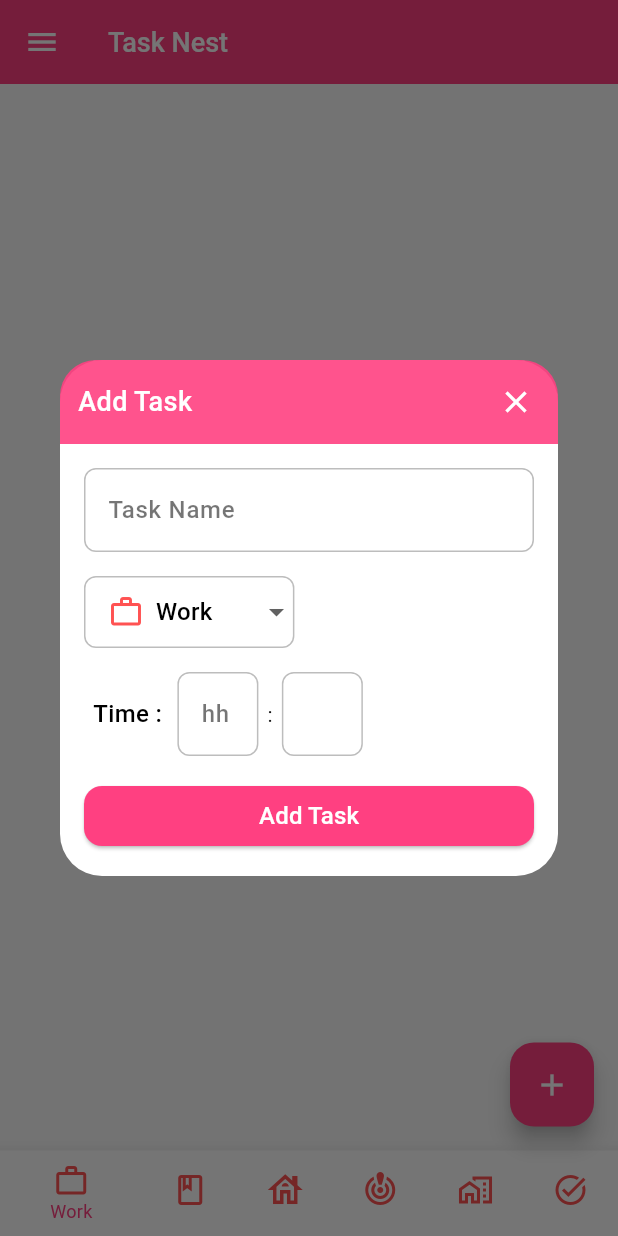
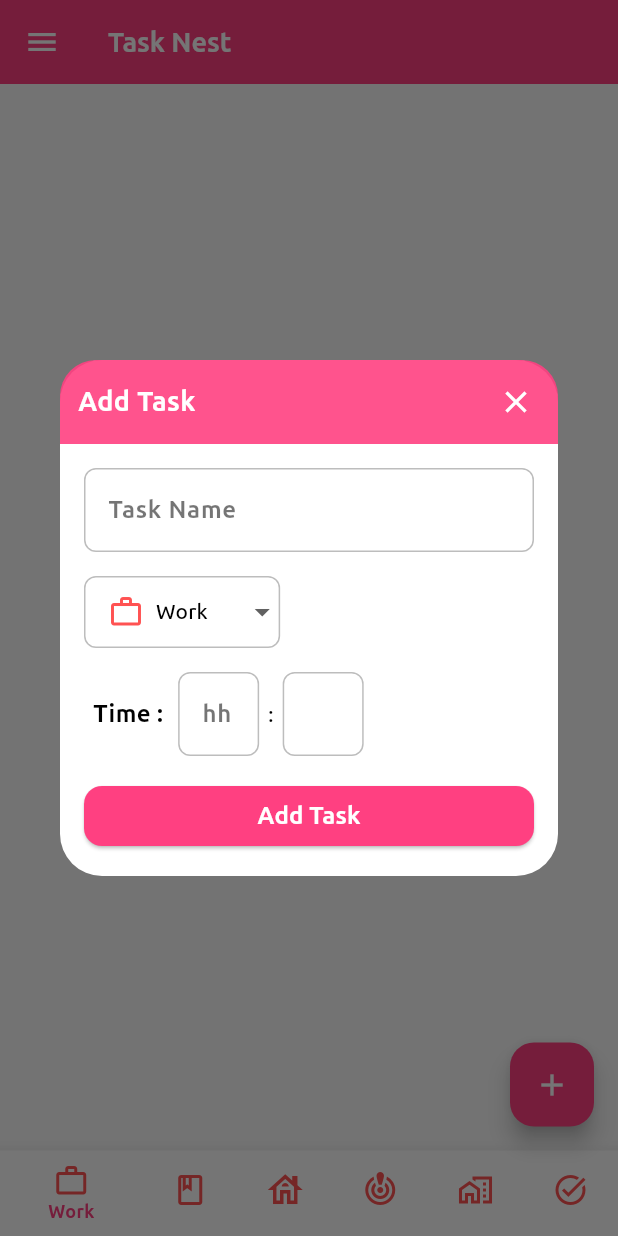
Before and after one commit to Dhana2513/TaskNest, a Flutter app: the screen it shows after launch, after a tap on the "add" icon, on a phone screen of 412 x 824 dp. Run offline on Flutter 3.47's test engine with Material 3 defaults, Android fonts, the light colour scheme and no system bars; our stand-ins replace cloud_firestore, firebase_analytics, firebase_core, firebase_remote_config, recase; accounts and stored records are empty.

Commit message:
feat: added font and styling

```diff
--- a/lib/core/constants/text_style.dart
+++ b/lib/core/constants/text_style.dart
@@ -3,23 +3,45 @@ import 'package:flutter/material.dart';
 import '../extensions/text_size.dart';
 
 abstract class UITextStyle {
+  //fontSize 18
   static const title = TextStyle(
     fontSize: TextSize.large,
-    fontWeight: FontWeight.w500,
+    fontWeight: FontWeight.w700,
+    fontFamily: 'ubuntu',
   );
 
-  static const subtitle = TextStyle(
+  //fontSize 16
+  static const subtitle1 = TextStyle(
     fontSize: TextSize.large - 2.0,
-    fontWeight: FontWeight.w500,
+    fontWeight: FontWeight.w700,
+    fontFamily: 'ubuntu',
   );
 
+  //fontSize 15
+  static const subtitle2 = TextStyle(
+    fontSize: TextSize.large - 3.0,
+    fontWeight: FontWeight.w700,
+    fontFamily: 'ubuntu',
+  );
+
+  //fontSize 14
   static const body = TextStyle(
     fontSize: TextSize.basic,
-    fontWeight: FontWeight.w400,
+    fontWeight: FontWeight.w500,
+    fontFamily: 'ubuntu',
   );
 
+  static const boldBody = TextStyle(
+    fontSize: TextSize.basic,
+    fontWeight: FontWeight.bold,
+    fontFamily: 'ubuntu',
+  );
+
+
+  //fontSize 16
   static const bodyLarge = TextStyle(
     fontSize: TextSize.basic + 2,
-    fontWeight: FontWeight.w400,
+    fontWeight: FontWeight.w500,
+    fontFamily: 'ubuntu',
   );
 }
--- a/lib/core/extensions/duration_extension.dart
+++ b/lib/core/extensions/duration_extension.dart
@@ -6,4 +6,9 @@ extension DurationX on Duration {
   int get minutes {
     return inMinutes % 60;
   }
+
+  String get toStringTime {
+    return '${hours.toString().padLeft(2, '0')}:'
+        '${minutes.toString().padLeft(2, '0')}';
+  }
 }
--- a/lib/core/widgets/ui_button.dart
+++ b/lib/core/widgets/ui_button.dart
@@ -21,7 +21,7 @@ class UIButton extends StatelessWidget {
       onPressed: onPressed,
       child: Text(
         title,
-        style: UITextStyle.subtitle.copyWith(color: Colors.white),
+        style: UITextStyle.subtitle1.copyWith(color: Colors.white),
       ),
     );
   }
--- a/lib/core/widgets/ui_text_field.dart
+++ b/lib/core/widgets/ui_text_field.dart
@@ -27,7 +27,7 @@ class UiTextField extends StatelessWidget {
         ),
         border: const OutlineInputBorder(),
         hintText: hintText,
-        hintStyle: UITextStyle.subtitle.copyWith(color: Colors.black54),
+        hintStyle: UITextStyle.subtitle1.copyWith(color: Colors.black54),
       ),
       keyboardType: keyboardType,
       textCapitalization: TextCapitalization.sentences,
--- a/lib/features/home/add_task_dialog.dart
+++ b/lib/features/home/add_task_dialog.dart
@@ -1,5 +1,3 @@
-import 'dart:developer';
-
 import 'package:flutter/material.dart';
 import 'package:recase/recase.dart';
 import 'package:task_nest/core/extensions/box_padding.dart';
@@ -60,7 +58,8 @@ class _AddTaskDialogState extends State<AddTaskDialog> {
 
   void showError(String message) {
     ScaffoldMessenger.of(context)
-        .showSnackBar(SnackBar(content: Text(message)));
+        .showSnackBar(
+        SnackBar(content: Text(message, style: UITextStyle.body,)));
   }
 
   void addTask() async {
@@ -129,10 +128,11 @@ class _AddTaskDialogState extends State<AddTaskDialog> {
                   ),
                   child: DropdownButton<TaskType>(
                     underline: Container(),
-                    hint: const Text(Constants.selectTaskType),
+                    hint: const Text(Constants.selectTaskType, style: UITextStyle.body,),
                     value: selectedTaskType,
                     items: TaskType.values
-                        .map((taskType) => DropdownMenuItem<TaskType>(
+                        .map((taskType) =>
+                        DropdownMenuItem<TaskType>(
                           value: taskType,
                           child: Padding(
                             padding: const EdgeInsets.symmetric(
@@ -143,7 +143,7 @@ class _AddTaskDialogState extends State<AddTaskDialog> {
                               children: [
                                 taskType.icon,
                                 const SizedBox(width: BoxPadding.small),
-                                    Text(taskType.name.titleCase),
+                                Text(taskType.name.titleCase, style: UITextStyle.body,),
                               ],
                             ),
                           ),
@@ -163,7 +163,7 @@ class _AddTaskDialogState extends State<AddTaskDialog> {
               children: [
                 const Padding(
                   padding: EdgeInsets.all(BoxPadding.xSmall),
-                  child: Text(Constants.time, style: UITextStyle.subtitle),
+                  child: Text(Constants.time, style: UITextStyle.subtitle1),
                 ),
                 SizedBox(
                   width: BoxPadding.xxLarge + BoxPadding.xSmall,
@@ -175,7 +175,7 @@ class _AddTaskDialogState extends State<AddTaskDialog> {
                 ),
                 const Padding(
                     padding: EdgeInsets.all(BoxPadding.xSmall),
-                  child: Text(':'),
+                    child: Text(':', style: UITextStyle.body,),
                 ),
                 SizedBox(
                   width: BoxPadding.xxLarge + BoxPadding.xSmall,
--- a/lib/features/home/home_screen.dart
+++ b/lib/features/home/home_screen.dart
@@ -52,11 +52,17 @@ class _HomeScreenState extends State<HomeScreen> {
               ),
             ),
             ListTile(
-              title: const Text(Constants.history),
+              title: const Text(
+                Constants.history,
+                style: UITextStyle.body,
+              ),
               onTap: navigateToHistoryScreen,
             ),
             const ListTile(
-              title: Text(Constants.scheduleTask),
+              title: Text(
+                Constants.scheduleTask,
+                style: UITextStyle.body,
+              ),
             ),
           ],
         ),
@@ -92,7 +98,10 @@ class _HomeScreenState extends State<HomeScreen> {
       bottomNavigationBar: BottomNavigationBar(
         type: BottomNavigationBarType.shifting,
         currentIndex: selectedNavIndex,
-        selectedFontSize: 12,
+        selectedLabelStyle: UITextStyle.body.copyWith(
+          fontSize: 12,
+          fontWeight: FontWeight.bold,
+        ),
         selectedItemColor: Theme.of(context).primaryColor,
         showSelectedLabels: true,
         onTap: (index) {
--- a/lib/features/home/widget/task_list.dart
+++ b/lib/features/home/widget/task_list.dart
@@ -1,6 +1,7 @@
 import 'package:flutter/material.dart';
 import 'package:task_nest/core/extensions/box_padding.dart';
 import 'package:task_nest/core/services/firestore.dart';
+import 'package:task_nest/features/home/widget/total_time_required.dart';
 import 'package:task_nest/shared/type/task_type.dart';
 
 import '../../../shared/model/task.dart';
@@ -31,12 +32,11 @@ class _TaskListState extends State<TaskList>
 
         return Padding(
           padding: const EdgeInsets.all(BoxPadding.medium),
-          child: ListView.builder(
-            itemCount: filteredTasks.length,
-            itemBuilder: (context, index) {
-              final task = filteredTasks[index];
-              return TaskItemView(task: task);
-            },
+          child: ListView(
+            children: [
+              TotalTimeRequired(tasks: filteredTasks),
+              ...filteredTasks.map((task) => TaskItemView(task: task)),
+            ],
           ),
         );
       },
--- /dev/null
+++ b/lib/features/home/widget/total_time_required.dart
@@ -0,0 +1,56 @@
+import 'package:flutter/material.dart';
+import 'package:task_nest/core/constants/text_style.dart';
+import 'package:task_nest/core/extensions/box_padding.dart';
+import 'package:task_nest/core/extensions/duration_extension.dart';
+import 'package:task_nest/core/extensions/int_extension.dart';
+
+import '../../../shared/model/task.dart';
+
+class TotalTimeRequired extends StatelessWidget {
+  const TotalTimeRequired({super.key, required this.tasks});
+
+  final List<Task> tasks;
+
+  Duration? calculateTotalTime() {
+    int totalTime = 0;
+    for (final task in tasks) {
+      totalTime +=
+          (task.minutes == 0 || task.minutes == null) ? 15 : task.minutes!;
+    }
+
+    return totalTime == 0 ? null : totalTime.minutesToDuration;
+  }
+
+  @override
+  Widget build(BuildContext context) {
+    final duration = calculateTotalTime();
+    if (duration == null) {
+      return const SizedBox.shrink();
+    }
+
+    return Container(
+      margin: const EdgeInsets.symmetric(
+        horizontal: BoxPadding.xxSmall,
+        vertical: BoxPadding.standard,
+      ),
+      decoration: BoxDecoration(
+        color: Colors.white,
+        borderRadius: BorderRadius.circular(BoxPadding.small),
+        boxShadow: [
+          BoxShadow(
+            color: Theme.of(context).primaryColor.withOpacity(0.2),
+            blurRadius: BoxPadding.xxSmall,
+            spreadRadius: BoxPadding.xxSmall,
+          ),
+        ],
+      ),
+      padding: const EdgeInsets.all(BoxPadding.standard),
+      child: Text(
+        'Total required time ${duration.toStringTime} min',
+        style: UITextStyle.subtitle1.copyWith(
+          color: Theme.of(context).primaryColor,
+        ),
+      ),
+    );
+  }
+}
```
Also changed, not shown: lib/features/home/widget/task_item_view.dart (+31 -12 lines), pubspec.yaml (+8 -12 lines), assets/fonts/ubuntu.ttf (added), assets/fonts/ubuntu_italic.ttf (added), 1 other file. Lines whose indentation alone changed are shown as unchanged.
